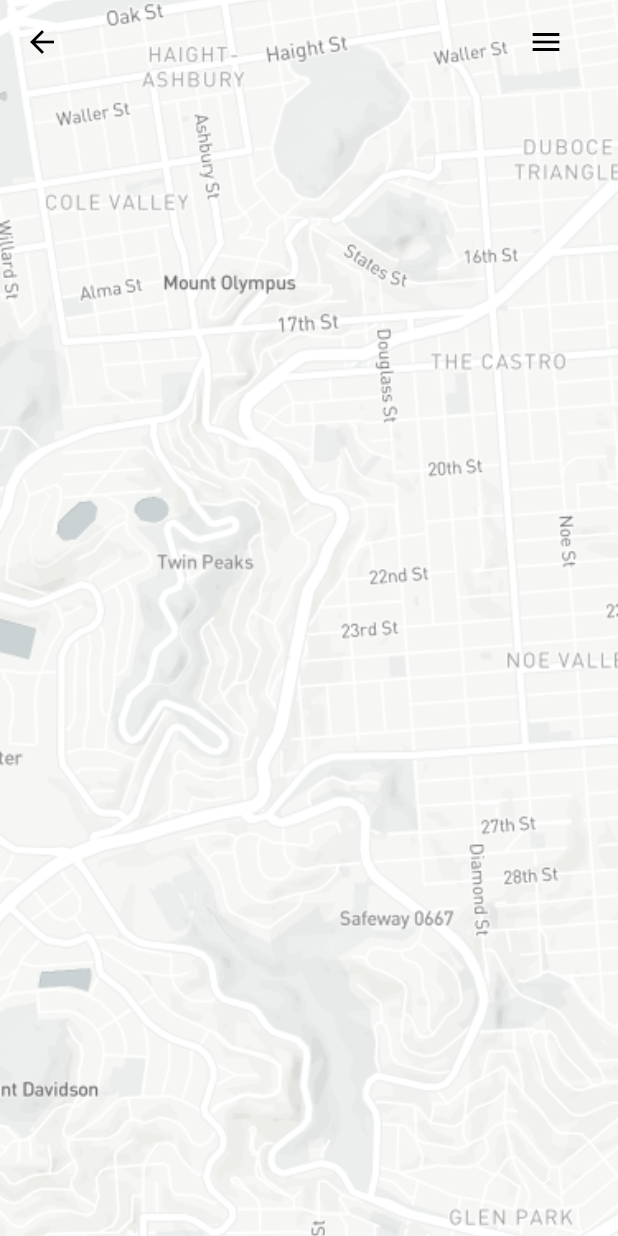
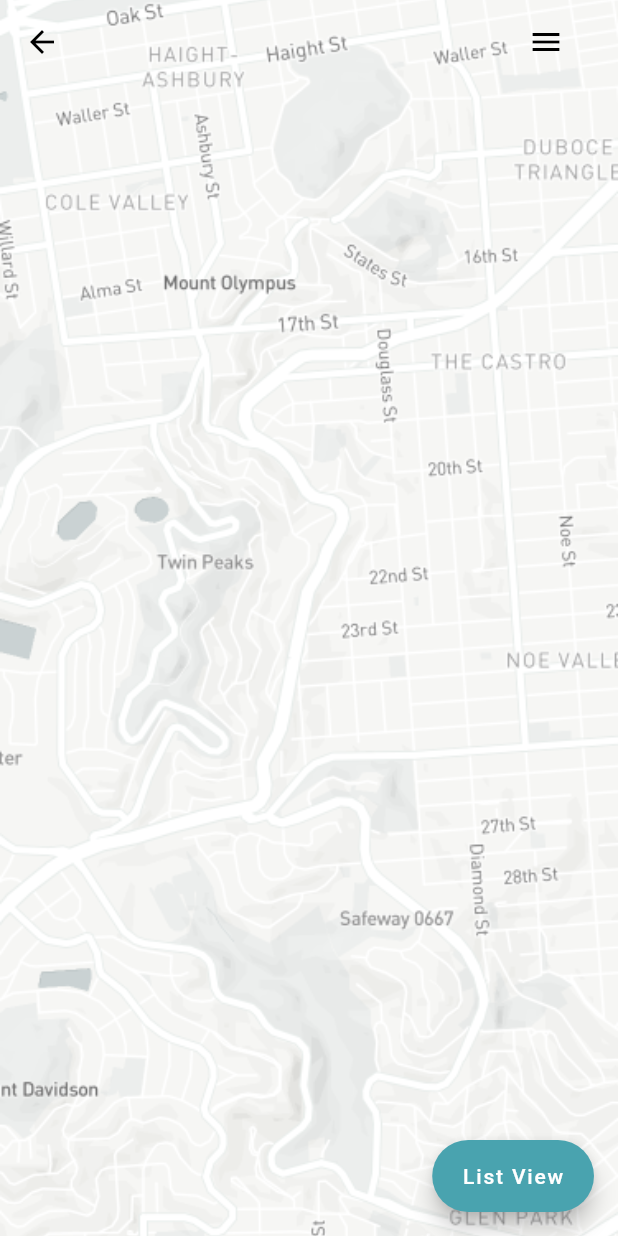
Before and after one commit to ranjith4084/InFightSales, a Flutter app: the MapScreen screen opened directly, on a phone screen of 412 x 824 dp. Run offline on Flutter 3.47's test engine with Material 2 defaults, Android fonts, the light colour scheme and no system bars; our stand-ins replace animated_splash_screen, floating_bottom_navigation_bar, get, get_storage, google_fonts, smooth_page_indicator; accounts and stored records are empty.

Commit message:
map screen

```diff
--- a/lib/view_and_controllers/map_Screen/map_screen.dart
+++ b/lib/view_and_controllers/map_Screen/map_screen.dart
@@ -38,6 +38,11 @@ class _MapScreenState extends State<MapScreen> {
           child: Image.asset('assets/images/map.png'),
         ),
       ),
+      floatingActionButton: FloatingActionButton.extended(
+        backgroundColor: Color(0xff49a3af),
+        onPressed: () {},
+        label: Text("List View"),
+      ),
     );
   }
 }
```
